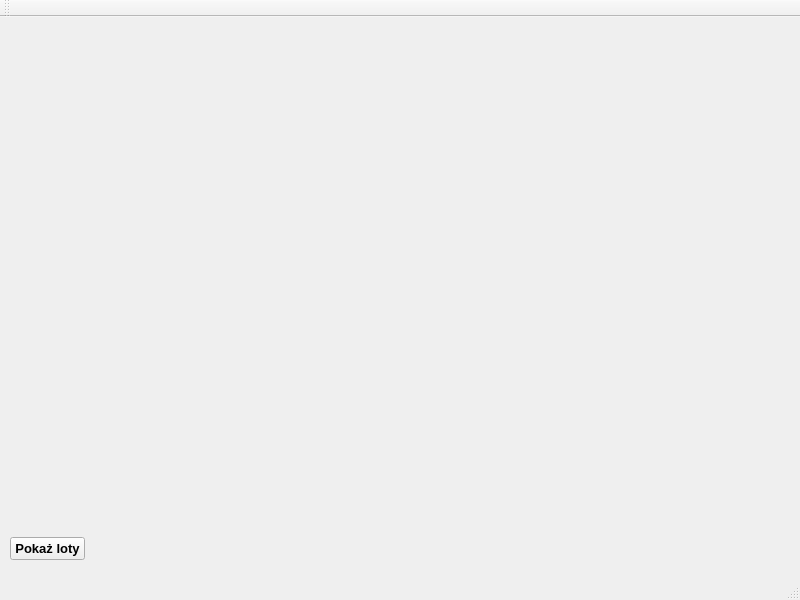
Old version of the form mainwindow.ui in the repository bartoszrud/ArlineReservation.
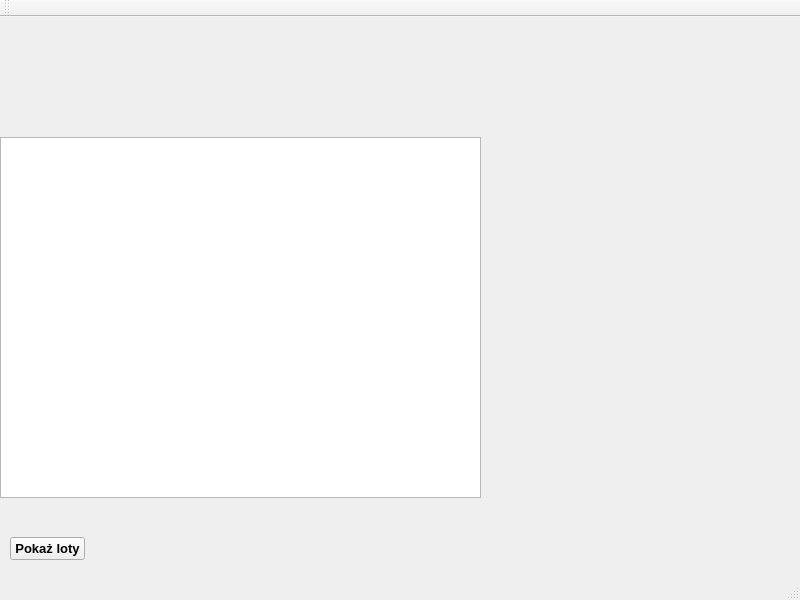
New version of the form. Icons and pictures are not drawn.

Patch:
```diff
--- a/mainwindow.ui
+++ b/mainwindow.ui
@@ -68,6 +68,16 @@
      <string>Pokaż loty</string>
     </property>
    </widget>
+   <widget class="QTableView" name="tableView">
+    <property name="geometry">
+     <rect>
+      <x>0</x>
+      <y>120</y>
+      <width>481</width>
+      <height>361</height>
+     </rect>
+    </property>
+   </widget>
   </widget>
   <widget class="QMenuBar" name="menuBar">
    <property name="geometry">
```
